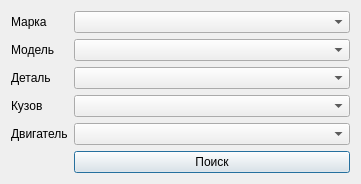
The window that filterdialog.ui (balamyt92/AutoInfo) describes before a commit, drawn with Qt 5.
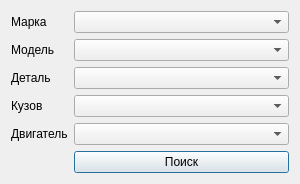
The same window after the commit.

The edit to the form file:
```diff
--- a/filterdialog.ui
+++ b/filterdialog.ui
@@ -6,10 +6,16 @@
    <rect>
     <x>0</x>
     <y>0</y>
-    <width>361</width>
-    <height>171</height>
+    <width>300</width>
+    <height>173</height>
    </rect>
   </property>
+  <property name="minimumSize">
+   <size>
+    <width>0</width>
+    <height>0</height>
+   </size>
+  </property>
   <property name="windowTitle">
    <string>Dialog</string>
   </property>
```
